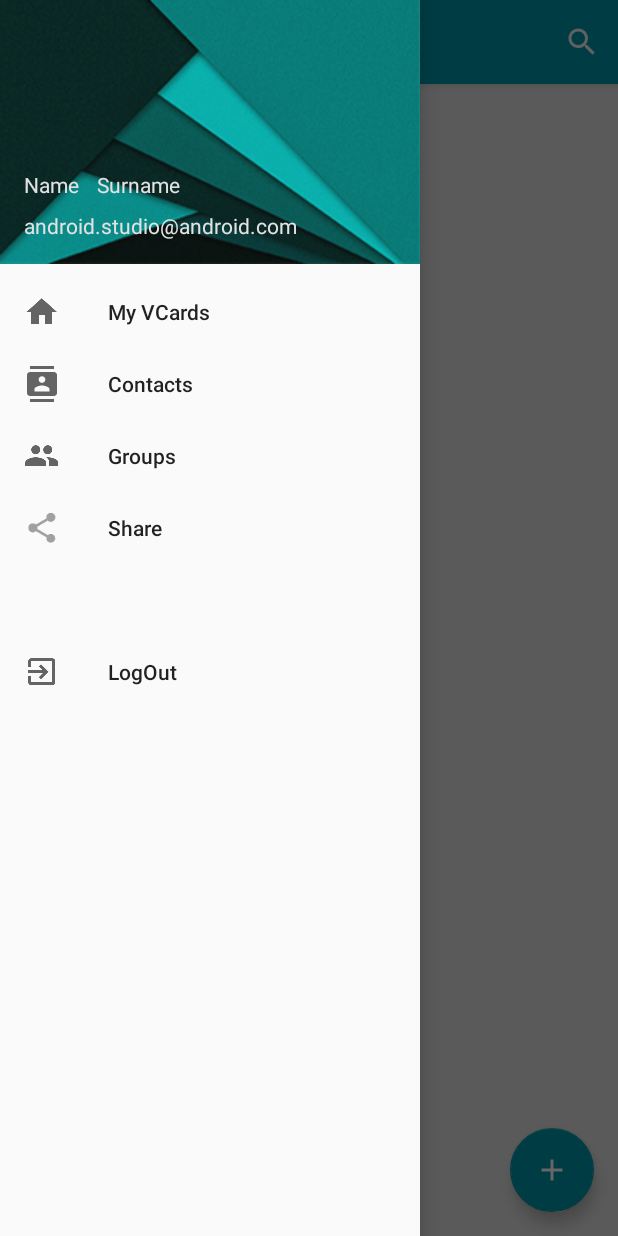
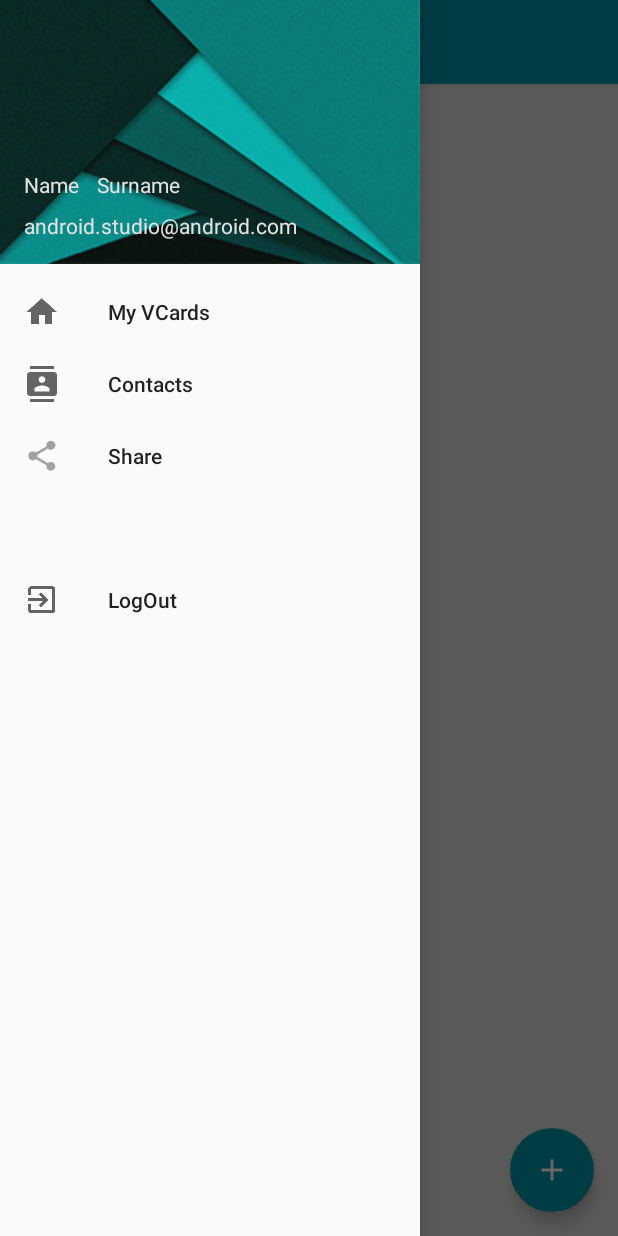
Before and after one commit to GracefulLeo/BindUpMobileApp, an Android app: the fragment ContactsFragment placed in its activity, after a tap on "Open", on a phone screen of 412 x 824 dp. Run offline under Robolectric (Android 15) with nearby library versions, the phone set to English and light mode, and no system bars; our stand-ins replace CircleImageView; libraries missing offline, so code that uses them is left out: com.j256.ormlite, com.squareup.leakcanary; pictures from the network do not load.

Commit message:
Toolbar names are now changing to coresponding fragment. Groups are hidden to the next patch. Also some related to it buttons are hidden too

```diff
--- a/app/src/main/res/menu/menu_navigation.xml
+++ b/app/src/main/res/menu/menu_navigation.xml
@@ -17,6 +17,7 @@
         android:id="@+id/groups_item"
         android:icon="@drawable/ic_group_black_24dp"
         android:orderInCategory="1"
+        android:visible="false"
         android:title="@string/menu_item_Groups" />
     <item
         android:id="@+id/share_item"
--- a/app/src/main/res/menu/top_navigation_menu_contacts_and_groups.xml
+++ b/app/src/main/res/menu/top_navigation_menu_contacts_and_groups.xml
@@ -7,7 +7,8 @@
         android:title="@string/search_title"
         android:orderInCategory="1"
         android:icon="@drawable/ic_search_black_24dp"
-        app:showAsAction="ifRoom" />
+        app:showAsAction="ifRoom"
+        android:visible="false"/>
 
     <!--<item-->
         <!--android:id="@+id/edit_button"-->
--- a/app/src/main/res/menu/top_navigation_menu_contacts_preview.xml
+++ b/app/src/main/res/menu/top_navigation_menu_contacts_preview.xml
@@ -7,7 +7,8 @@
         android:id="@+id/contacts_preview_add_to_group_button"
         android:title="@string/contacts_preview_add_to_group_btn"
         app:showAsAction="ifRoom"
-        android:icon="@drawable/ic_group_add_black_24dp"/>
+        android:icon="@drawable/ic_group_add_black_24dp"
+        android:visible="false"/>
 
     <item
         android:id="@+id/contacts_preview_delete_button"
--- a/app/src/main/res/menu/top_navigation_menu_groups_preview.xml
+++ b/app/src/main/res/menu/top_navigation_menu_groups_preview.xml
@@ -7,7 +7,8 @@
         android:id="@+id/groups_preview_add_to_group_button"
         android:title="@string/contacts_preview_add_to_group_btn"
         app:showAsAction="ifRoom"
-        android:icon="@drawable/ic_group_add_black_24dp"/>
+        android:icon="@drawable/ic_group_add_black_24dp"
+        android:visible="false"/>
 
     <item
         android:id="@+id/groups_preview_search_button"
--- a/app/src/main/res/values/strings.xml
+++ b/app/src/main/res/values/strings.xml
@@ -58,6 +58,7 @@
     <string name="tag_fragment_preview_contacts">Contacts Preview</string>
     <string name="tag_fragment_group_preview_single_contact">Groups Preview Of The Single Contact</string>
     <string name="tag_fragment_groups_create">Groups Create</string>
+
     <string name="message_for_one_more_tap_to_exit">1 more click to exit</string>
     <string name="no_vcards_share_fragment">You don\'t have any vcards to share. Create one first.</string>
     <string name="hint_for_name_for_group">Enter name of the group</string>
@@ -78,4 +79,23 @@
     <string name="create_myvcard_save_btn">Save</string>
     <string name="create_myvcard_upload_btn">Upload Logo</string>
 
+    <!--Name of the fragments (toolbar name)-->
+    <!--MY VCARD REGION-->
+    <string name="toolbar_name_MyVcards">My VCards</string>
+    <string name="toolbar_name_MyVcards_create">Create VCard</string>
+    <string name="toolbar_name_MyVcards_preview">VCard Preview</string>
+    <string name="toolbar_name_MyVcards_edit">VCard editing</string>
+
+    <!--CONTACT REGION-->
+    <string name="toolbar_name_Contacts">Contacts</string>
+    <string name="toolbar_name_Contacts_preview">Contact preview</string>
+
+    <!--GROUP REGION-->
+    <string name="toolbar_name_Groups">Groups</string>
+    <string name="toolbar_name_Groups_create">Create group</string>
+    <string name="toolbar_name_Groups_preview">Group preview</string>
+    <string name="toolbar_name_Share">Share</string>
+
+    <!--<string name="menu_item_History">History</string>-->
+    <!--<string name="menu_item_LogOut">LogOut</string>-->
 </resources>
```
Also changed, not shown: app/src/main/java/com/example/rrty6/vcardapp/ui/Activities/MainActivity.java (+39 -3 lines).
